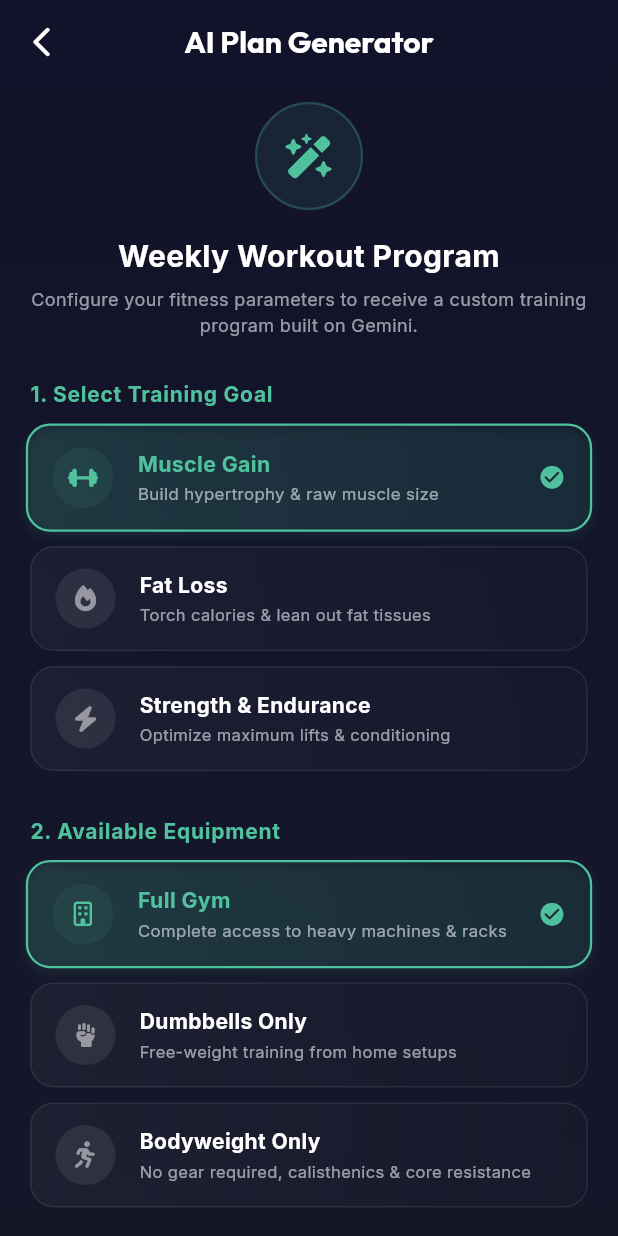
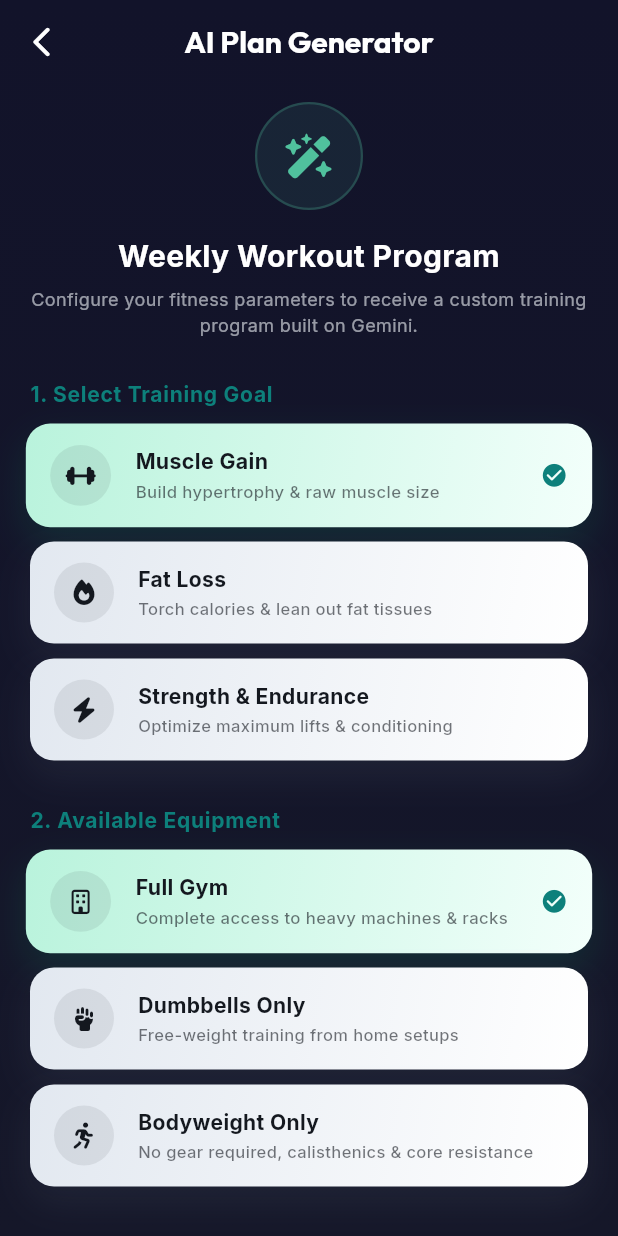
Before and after one commit to sisodiyaashraf/gerex, a Flutter app: the AIPlanGeneratorScreen screen opened by its route, on a phone screen of 412 x 824 dp. Run offline on Flutter 3.47's test engine with Material 3 defaults, Android fonts, the phone set to English and light mode, and no system bars; our stand-ins replace cached_network_image, camera, flutter_dotenv, flutter_local_notifications, flutter_secure_storage, flutter_svg and 12 more; missing offline and left inert: google_mlkit_pose_detection; accounts and stored records are empty.

Commit message:
feat: implement AI coach chat, plan generator, pose feedback, and workout tab screens

```diff
--- a/lib/features/ai/presentation/screens/ai_plan_generator_screen.dart
+++ b/lib/features/ai/presentation/screens/ai_plan_generator_screen.dart
@@ -3,7 +3,7 @@ import 'package:flutter/services.dart';
 import 'package:provider/provider.dart';
 import 'package:font_awesome_flutter/font_awesome_flutter.dart';
 import '../providers/ai_provider.dart';
-import 'package:gerex/core/presentation/widgets/glass_container.dart';
+import 'package:gerex/core/presentation/widgets/pastel_gradient_card.dart';
 import 'package:gerex/core/presentation/widgets/gerex_scaffold.dart';
 import 'package:gerex/core/theme/app_theme.dart';
 
@@ -168,14 +168,23 @@ class _AIPlanGeneratorScreenState extends State<AIPlanGeneratorScreen> {
           Row(
             mainAxisAlignment: MainAxisAlignment.spaceBetween,
             children: [
-              Text(
+              Expanded(
+                child: Text(
                   'Your Custom Program',
                   style: theme.textTheme.titleMedium?.copyWith(
                     fontWeight: FontWeight.bold,
                     color: AppColors.textDarkHeading,
                   ),
+                  maxLines: 1,
+                  overflow: TextOverflow.ellipsis,
                 ),
-              Row(
+              ),
+              const SizedBox(width: 8),
+              Flexible(
+                child: FittedBox(
+                  fit: BoxFit.scaleDown,
+                  child: Row(
+                    mainAxisSize: MainAxisSize.min,
                     children: [
                       TextButton.icon(
                         icon: const Icon(
@@ -224,20 +233,23 @@ class _AIPlanGeneratorScreenState extends State<AIPlanGeneratorScreen> {
                       ),
                     ],
                   ),
+                ),
+              ),
             ],
           ),
           const SizedBox(height: 12),
           Expanded(
-            child: GlassContainer(
+            child: PastelGradientCard(
+              type: PastelCardType.indigo,
               padding: const EdgeInsets.all(18.0),
               child: SingleChildScrollView(
                 physics: const BouncingScrollPhysics(),
                 child: Text(
                   provider.generatedWorkoutPlan!,
-                  style: TextStyle(
+                  style: const TextStyle(
                     fontSize: 14,
                     height: 1.6,
-                    color: AppColors.textDarkBody,
+                    color: Color(0xFF14181F),
                   ),
                 ),
               ),
@@ -404,7 +416,7 @@ class _AIPlanGeneratorScreenState extends State<AIPlanGeneratorScreen> {
       style: const TextStyle(
         fontWeight: FontWeight.bold,
         fontSize: 14,
-        color: AppColors.accentEmeraldLight,
+        color: Color(0xFF0D807B),
         letterSpacing: 0.5,
       ),
     );
@@ -436,57 +448,23 @@ class SelectorCard extends StatelessWidget {
         onTap: onTap,
         child: Container(
           margin: const EdgeInsets.only(bottom: 10),
-          decoration: BoxDecoration(
-            borderRadius: BorderRadius.circular(16),
-            gradient: isSelected
-                ? LinearGradient(
-                    colors: [
-                      AppColors.accentEmeraldLight.withValues(alpha: 0.12),
-                      AppColors.accentEmeraldDeep.withValues(alpha: 0.05),
-                    ],
-                  )
-                : LinearGradient(
-                    colors: [
-                      Colors.white.withValues(alpha: 0.04),
-                      Colors.white.withValues(alpha: 0.01),
-                    ],
-                  ),
-            border: Border.all(
-              color: isSelected
-                  ? AppColors.accentEmeraldLight
-                  : Colors.white.withValues(alpha: 0.08),
-              width: isSelected ? 1.5 : 1.0,
-            ),
-            boxShadow: isSelected
-                ? [
-                    BoxShadow(
-                      color: AppColors.accentEmeraldLight.withValues(
-                        alpha: 0.1,
-                      ),
-                      blurRadius: 6,
-                      offset: const Offset(0, 3),
-                    ),
-                  ]
-                : [],
-          ),
+          child: PastelGradientCard(
+            type: isSelected ? PastelCardType.mint : PastelCardType.slate,
             padding: const EdgeInsets.symmetric(horizontal: 16, vertical: 14),
+            borderRadius: 16,
             child: Row(
               children: [
                 Container(
                   width: 40,
                   height: 40,
                   decoration: BoxDecoration(
-                  color:
-                      (isSelected ? AppColors.accentEmeraldLight : Colors.white)
-                          .withValues(alpha: 0.08),
+                    color: const Color(0xFF14181F).withValues(alpha: 0.08),
                     shape: BoxShape.circle,
                   ),
                   child: Center(
                     child: FaIcon(
                       icon as FaIconData,
-                    color: isSelected
-                        ? AppColors.accentEmeraldLight
-                        : Colors.white.withValues(alpha: 0.5),
+                      color: const Color(0xFF14181F),
                       size: 16,
                     ),
                   ),
@@ -498,12 +476,10 @@ class SelectorCard extends StatelessWidget {
                     children: [
                       Text(
                         title,
-                      style: TextStyle(
+                        style: const TextStyle(
                           fontWeight: FontWeight.bold,
                           fontSize: 14,
-                        color: isSelected
-                            ? AppColors.accentEmeraldLight
-                            : AppColors.textDarkHeading,
+                          color: Color(0xFF14181F),
                         ),
                       ),
                       const SizedBox(height: 2),
@@ -511,7 +487,7 @@ class SelectorCard extends StatelessWidget {
                         description,
                         style: TextStyle(
                           fontSize: 11,
-                        color: AppColors.textDarkMuted,
+                          color: const Color(0xFF14181F).withValues(alpha: 0.6),
                         ),
                       ),
                     ],
@@ -520,10 +496,11 @@ class SelectorCard extends StatelessWidget {
                 if (isSelected)
                   const Icon(
                     Icons.check_circle_rounded,
-                  color: AppColors.accentEmeraldLight,
+                    color: Color(0xFF0D807B),
                     size: 18,
                   ),
               ],
+            ),
           ),
         ),
       ),
```
Also changed, not shown: lib/features/ai/presentation/screens/ai_coach_chat_screen.dart (+61 -27 lines), lib/features/ai/presentation/screens/pose_feedback_screen.dart (+24 -14 lines), lib/features/workout/presentation/screens/workouts_tab.dart (+58 -30 lines). Lines whose indentation alone changed are shown as unchanged.
